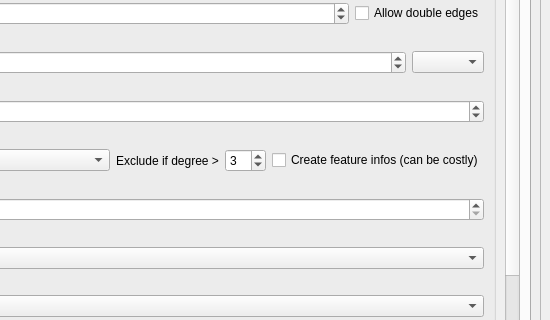
S-P-A-N-N-E-R-S/Frontend, file views/PluginDialog.ui: the form before one commit; both pictures show x 550 to 1100 and y 382 to 702 of the 1100 by 900 pixel window.
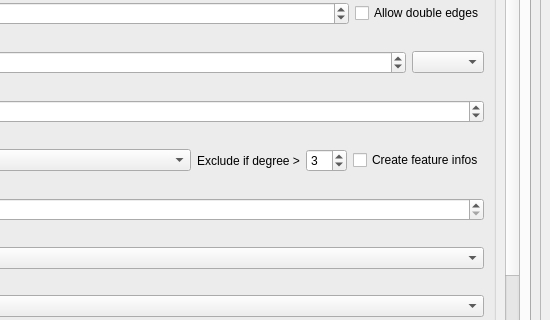
The form after the commit. Icons and pictures are not drawn. Custom widgets are drawn as their Qt base class.

Commit message: Show warning in UI

```diff
--- a/views/PluginDialog.ui
+++ b/views/PluginDialog.ui
@@ -825,7 +825,7 @@
                                  <item>
                                   <widget class="QCheckBox" name="create_graph_createinfos_checkbox">
                                    <property name="text">
-                                    <string>Create feature infos (can be costly)</string>
+                                    <string>Create feature infos</string>
                                    </property>
                                   </widget>
                                  </item>
```
Left out of the diff: 6 changed lines with no effect on the pictures. The commit also changes 1 other file.
